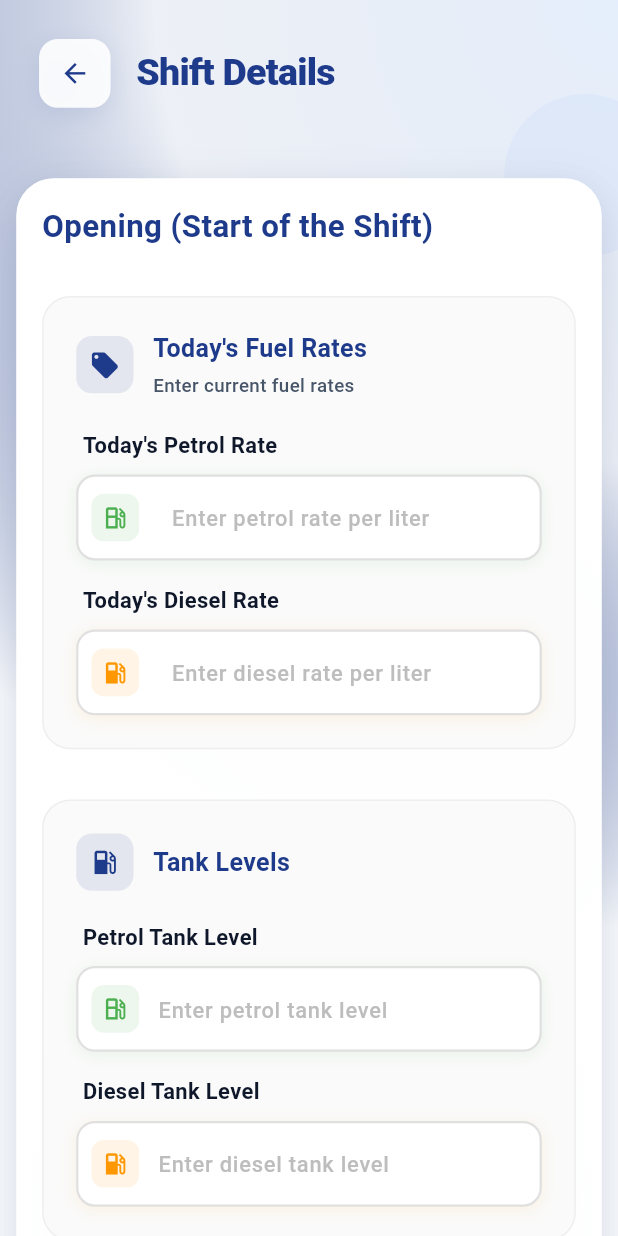
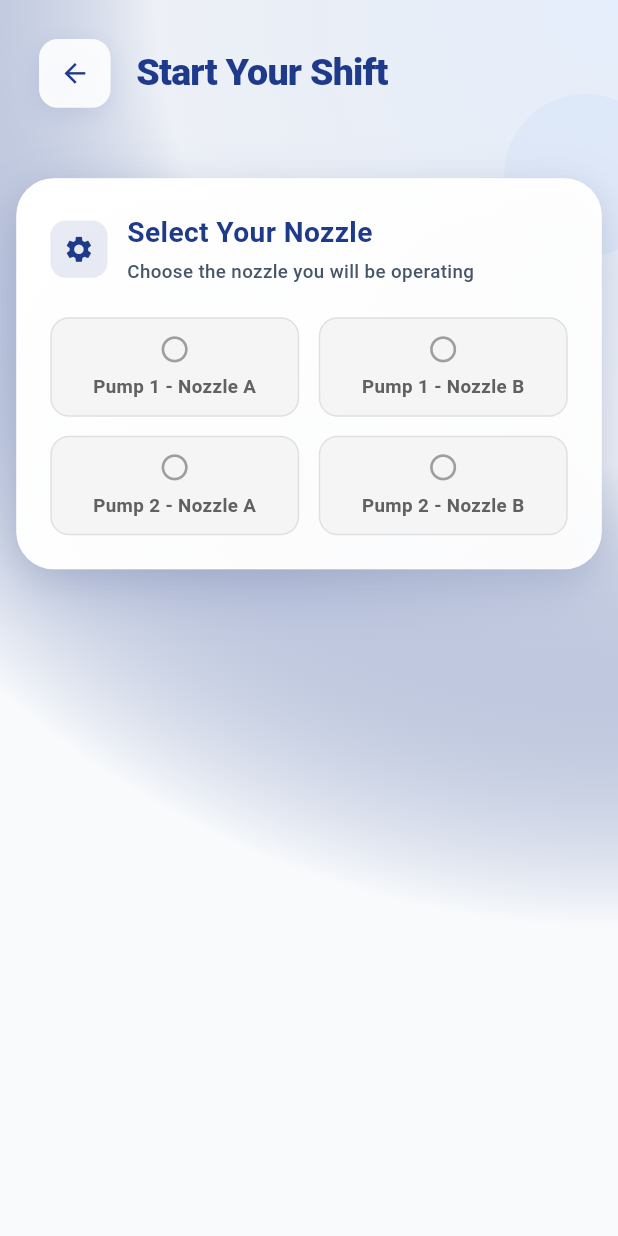
Before and after one commit to Moizkashmiri/Petromanager, a Flutter app: the ShiftStartScreen screen opened directly, on a phone screen of 412 x 824 dp. Run offline on Flutter 3.47's test engine with Material 3 defaults, Android fonts, the phone set to English and light mode, and no system bars; our stand-ins replace flutter_screenutil, image_picker.

Commit message:
startshift ui change

```diff
--- a/lib/Screens/ShiftStartScreen.dart
+++ b/lib/Screens/ShiftStartScreen.dart
@@ -19,41 +19,32 @@ class _ShiftStartScreenState extends State<ShiftStartScreen>
   File? _selectedImage;
   final ImagePicker _picker = ImagePicker();
 
+  // Selected nozzle
+  String? _selectedNozzle;
+  final List<String> _nozzleOptions = [
+    'Pump 1 - Nozzle A',
+    'Pump 1 - Nozzle B',
+    'Pump 2 - Nozzle A',
+    'Pump 2 - Nozzle B',
+  ];
+
   late AnimationController _animationController;
   late AnimationController _cardAnimationController;
   late Animation<double> _fadeAnimation;
   late Animation<Offset> _slideAnimation;
   late Animation<double> _scaleAnimation;
 
-  // Form Controllers for Tank Levels
   final TextEditingController _petrolTankController = TextEditingController();
   final TextEditingController _dieselTankController = TextEditingController();
 
-  // Form Controllers for Cash
   final TextEditingController _cashController = TextEditingController();
 
-  // Form Controllers for Rates
   final TextEditingController _petrolRateController = TextEditingController();
   final TextEditingController _dieselRateController = TextEditingController();
 
-  // Form Controllers for Digital Readings
-  final TextEditingController _pump1Nozzle1aController =
+  final TextEditingController _digitalReadingController =
   TextEditingController();
-  final TextEditingController _pump1Nozzle1bController =
-      TextEditingController();
-  final TextEditingController _pump2Nozzle2aController =
-      TextEditingController();
-  final TextEditingController _pump2Nozzle2bController =
-      TextEditingController();
-
-  // Form Controllers for Analogue Readings
-  final TextEditingController _analoguePump1Nozzle1aController =
-      TextEditingController();
-  final TextEditingController _analoguePump1Nozzle1bController =
-      TextEditingController();
-  final TextEditingController _analoguePump2Nozzle2aController =
-      TextEditingController();
-  final TextEditingController _analoguePump2Nozzle2bController =
+  final TextEditingController _analogueReadingController =
   TextEditingController();
 
   @override
@@ -65,7 +56,6 @@ class _ShiftStartScreenState extends State<ShiftStartScreen>
 
   Future<void> _pickImage() async {
     if (_selectedImage != null) {
-      // Show confirmation dialog to replace existing image
       showDialog(
         context: context,
         builder: (BuildContext context) {
@@ -153,17 +143,36 @@ class _ShiftStartScreenState extends State<ShiftStartScreen>
     _cashController.text = '';
     _petrolRateController.text = '';
     _dieselRateController.text = '';
-    _pump1Nozzle1aController.text = '';
-    _pump1Nozzle1bController.text = '';
-    _pump2Nozzle2aController.text = '';
-    _pump2Nozzle2bController.text = '';
-    _analoguePump1Nozzle1aController.text = '';
-    _analoguePump1Nozzle1bController.text = '';
-    _analoguePump2Nozzle2aController.text = '';
-    _analoguePump2Nozzle2bController.text = '';
+    _digitalReadingController.text = '';
+    _analogueReadingController.text = '';
+  }
+
+  bool _isFormValid() {
+    return _selectedNozzle != null &&
+        _petrolRateController.text.isNotEmpty &&
+        _dieselRateController.text.isNotEmpty &&
+        _petrolTankController.text.isNotEmpty &&
+        _dieselTankController.text.isNotEmpty &&
+        _cashController.text.isNotEmpty &&
+        _digitalReadingController.text.isNotEmpty &&
+        _analogueReadingController.text.isNotEmpty;
   }
 
   Future<void> _submitForm() async {
+    if (!_isFormValid()) {
+      ScaffoldMessenger.of(context).showSnackBar(
+        SnackBar(
+          content: Text('Please fill all required fields and select a nozzle'),
+          backgroundColor: Colors.red,
+          behavior: SnackBarBehavior.floating,
+          shape: RoundedRectangleBorder(
+            borderRadius: BorderRadius.circular(12.r),
+          ),
+        ),
+      );
+      return;
+    }
+
     setState(() {
       _isLoading = true;
     });
@@ -178,7 +187,7 @@ class _ShiftStartScreenState extends State<ShiftStartScreen>
     // Show success message
     ScaffoldMessenger.of(context).showSnackBar(
       SnackBar(
-        content: Text('Shift details saved successfully!'),
+        content: Text('Shift details saved successfully for $_selectedNozzle!'),
         backgroundColor: Colors.green,
         behavior: SnackBarBehavior.floating,
         shape: RoundedRectangleBorder(
@@ -186,6 +195,21 @@ class _ShiftStartScreenState extends State<ShiftStartScreen>
         ),
       ),
     );
+  }
+
+  Color _getNozzleColor(String nozzle) {
+    switch (nozzle) {
+      case 'Pump 1 - Nozzle A':
+        return Colors.purple;
+      case 'Pump 1 - Nozzle B':
+        return Colors.purple.shade700;
+      case 'Pump 2 - Nozzle A':
+        return Colors.teal;
+      case 'Pump 2 - Nozzle B':
+        return Colors.teal.shade700;
+      default:
+        return Colors.grey;
+    }
   }
 
   @override
@@ -237,9 +261,13 @@ class _ShiftStartScreenState extends State<ShiftStartScreen>
                         child: Column(
                           children: [
                             SizedBox(height: 20.h),
+                            _buildNozzleSelectionCard(),
+                            SizedBox(height: 24.h),
+                            if (_selectedNozzle != null) ...[
                               _buildFormSection(),
                               SizedBox(height: 24.h),
                               _buildSubmitButton(),
+                            ],
                             SizedBox(height: 20.h),
                           ],
                         ),
@@ -285,7 +313,7 @@ class _ShiftStartScreenState extends State<ShiftStartScreen>
           ),
           SizedBox(width: 16.w),
           Text(
-            'Shift Details',
+            'Start Your Shift',
             style: TextStyle(
               fontSize: 24.sp,
               fontWeight: FontWeight.w800,
@@ -294,6 +322,185 @@ class _ShiftStartScreenState extends State<ShiftStartScreen>
             ),
           ),
         ],
+      ),
+    );
+  }
+
+  Widget _buildNozzleSelectionCard() {
+    return ScaleTransition(
+      scale: _scaleAnimation,
+      child: Container(
+        width: double.infinity,
+        padding: EdgeInsets.all(20.w),
+        decoration: BoxDecoration(
+          gradient: LinearGradient(
+            colors: [Colors.white, Colors.white.withOpacity(0.95)],
+            begin: Alignment.topLeft,
+            end: Alignment.bottomRight,
+          ),
+          borderRadius: BorderRadius.circular(24.r),
+          border: Border.all(color: Colors.white.withOpacity(0.3), width: 1),
+          boxShadow: [
+            BoxShadow(
+              color: AppColors.primary.withOpacity(0.15),
+              offset: Offset(0, 12.h),
+              blurRadius: 30.r,
+              spreadRadius: 0,
+            ),
+            BoxShadow(
+              color: Colors.black.withOpacity(0.05),
+              offset: Offset(0, 4.h),
+              blurRadius: 15.r,
+              spreadRadius: 0,
+            ),
+          ],
+        ),
+        child: Column(
+          crossAxisAlignment: CrossAxisAlignment.start,
+          children: [
+            Row(
+              children: [
+                Container(
+                  padding: EdgeInsets.all(8.w),
+                  decoration: BoxDecoration(
+                    color: AppColors.primary.withOpacity(0.1),
+                    borderRadius: BorderRadius.circular(10.r),
+                  ),
+                  child: Icon(Icons.settings, color: AppColors.primary, size: 20.sp),
+                ),
+                SizedBox(width: 12.w),
+                Column(
+                  crossAxisAlignment: CrossAxisAlignment.start,
+                  children: [
+                    Text(
+                      'Select Your Nozzle',
+                      style: TextStyle(
+                        fontSize: 18.sp,
+                        fontWeight: FontWeight.w700,
+                        color: AppColors.primary,
+                      ),
+                    ),
+                    SizedBox(height: 4.h),
+                    Text(
+                      'Choose the nozzle you will be operating',
+                      style: TextStyle(
+                        fontSize: 12.sp,
+                        color: AppColors.textSecondary,
+                        fontWeight: FontWeight.w500,
+                      ),
+                    ),
+                  ],
+                ),
+              ],
+            ),
+            SizedBox(height: 20.h),
+
+            // Nozzle Selection Grid
+            GridView.builder(
+              shrinkWrap: true,
+              physics: NeverScrollableScrollPhysics(),
+              gridDelegate: SliverGridDelegateWithFixedCrossAxisCount(
+                crossAxisCount: 2,
+                crossAxisSpacing: 12.w,
+                mainAxisSpacing: 12.h,
+                childAspectRatio: 2.5,
+              ),
+              itemCount: _nozzleOptions.length,
+              itemBuilder: (context, index) {
+                final nozzle = _nozzleOptions[index];
+                final isSelected = _selectedNozzle == nozzle;
+                final nozzleColor = _getNozzleColor(nozzle);
+
+                return GestureDetector(
+                  onTap: () {
+                    setState(() {
+                      _selectedNozzle = nozzle;
+                      // Clear previous readings when switching nozzles
+                      _digitalReadingController.clear();
+                      _analogueReadingController.clear();
+                    });
+                  },
+                  child: AnimatedContainer(
+                    duration: Duration(milliseconds: 300),
+                    curve: Curves.easeInOut,
+                    decoration: BoxDecoration(
+                      color: isSelected
+                          ? nozzleColor.withOpacity(0.1)
+                          : Colors.grey.shade100,
+                      borderRadius: BorderRadius.circular(12.r),
+                      border: Border.all(
+                        color: isSelected
+                            ? nozzleColor
+                            : Colors.grey.shade300,
+                        width: isSelected ? 2 : 1,
+                      ),
+                      boxShadow: isSelected ? [
+                        BoxShadow(
+                          color: nozzleColor.withOpacity(0.2),
+                          offset: Offset(0, 4.h),
+                          blurRadius: 12.r,
+                        ),
+                      ] : null,
+                    ),
+                    child: Column(
+                      mainAxisAlignment: MainAxisAlignment.center,
+                      children: [
+                        Icon(
+                          isSelected ? Icons.radio_button_checked : Icons.radio_button_unchecked,
+                          color: isSelected ? nozzleColor : Colors.grey.shade500,
+                          size: 20.sp,
+                        ),
+                        SizedBox(height: 6.h),
+                        Text(
+                          nozzle,
+                          textAlign: TextAlign.center,
+                          style: TextStyle(
+                            fontSize: 12.sp,
+                            fontWeight: isSelected ? FontWeight.w700 : FontWeight.w600,
+                            color: isSelected ? nozzleColor : Colors.grey.shade700,
+                          ),
+                        ),
+                      ],
+                    ),
+                  ),
+                );
+              },
+            ),
+
+            if (_selectedNozzle != null) ...[
+              SizedBox(height: 16.h),
+              Container(
+                padding: EdgeInsets.symmetric(horizontal: 16.w, vertical: 12.h),
+                decoration: BoxDecoration(
+                  color: _getNozzleColor(_selectedNozzle!).withOpacity(0.1),
+                  borderRadius: BorderRadius.circular(12.r),
+                  border: Border.all(
+                    color: _getNozzleColor(_selectedNozzle!).withOpacity(0.3),
+                    width: 1,
+                  ),
+                ),
+                child: Row(
+                  children: [
+                    Icon(
+                      Icons.check_circle,
+                      color: _getNozzleColor(_selectedNozzle!),
+                      size: 18.sp,
+                    ),
+                    SizedBox(width: 8.w),
+                    Text(
+                      'Selected: $_selectedNozzle',
+                      style: TextStyle(
+                        fontSize: 14.sp,
+                        fontWeight: FontWeight.w600,
+                        color: _getNozzleColor(_selectedNozzle!),
+                      ),
+                    ),
+                  ],
+                ),
+              ),
+            ],
+          ],
+        ),
       ),
     );
   }
@@ -331,7 +538,7 @@ class _ShiftStartScreenState extends State<ShiftStartScreen>
           crossAxisAlignment: CrossAxisAlignment.start,
           children: [
             Text(
-              'Opening (Start of the Shift)',
+              'Shift Opening Details',
               style: TextStyle(
                 fontSize: 20.sp,
                 fontWeight: FontWeight.w700,
@@ -384,6 +591,7 @@ class _ShiftStartScreenState extends State<ShiftStartScreen>
                   suffix: 'Liters',
                   icon: Icons.local_gas_station_outlined,
                   color: Colors.green,
+                  keyboardType: TextInputType.number,
                 ),
                 SizedBox(height: 16.h),
                 _buildInputField(
@@ -393,6 +601,7 @@ class _ShiftStartScreenState extends State<ShiftStartScreen>
                   suffix: 'Liters',
                   icon: Icons.local_gas_station,
                   color: Colors.orange,
+                  keyboardType: TextInputType.number,
                 ),
               ],
             ),
@@ -418,92 +627,32 @@ class _ShiftStartScreenState extends State<ShiftStartScreen>
 
             SizedBox(height: 24.h),
 
-            // Meter Readings Section
+            // Selected Nozzle Readings Section
             _buildSectionCard(
-              title: 'Digital Meter Readings',
+              title: '$_selectedNozzle Readings',
               icon: Icons.speed,
-              subtitle: 'Record current digital readings',
+              subtitle: 'Record readings for your selected nozzle',
               children: [
                 _buildInputField(
-                  controller: _pump1Nozzle1aController,
-                  label: 'Pump 1 - Nozzle A',
+                  controller: _digitalReadingController,
+                  label: 'Digital Reading',
                   hint: '0.00',
                   suffix: 'L',
                   icon: Icons.speed,
-                  color: Colors.purple,
+                  color: _getNozzleColor(_selectedNozzle!),
+                  keyboardType: TextInputType.number,
                 ),
                 SizedBox(height: 16.h),
                 _buildInputField(
-                  controller: _pump1Nozzle1bController,
-                  label: 'Pump 1 - Nozzle B',
-                  hint: '0.00',
-                  suffix: 'L',
-                  icon: Icons.speed,
-                  color: Colors.purple,
-                ),
-                SizedBox(height: 16.h),
-                _buildInputField(
-                  controller: _pump2Nozzle2aController,
-                  label: 'Pump 2 - Nozzle A',
-                  hint: '0.00',
-                  suffix: 'L',
-                  icon: Icons.speed,
-                  color: Colors.teal,
-                ),
-                SizedBox(height: 16.h),
-                _buildInputField(
-                  controller: _pump2Nozzle2bController,
-                  label: 'Pump 2 - Nozzle B',
-                  hint: '0.00',
-                  suffix: 'L',
-                  icon: Icons.speed,
-                  color: Colors.teal,
-                ),
-              ],
-            ),
-
-            SizedBox(height: 24.h),
-
-            // Analogue Readings Section
-            _buildSectionCard(
-              title: 'Analogue Meter Readings',
-              icon: Icons.analytics,
-              subtitle: 'Record current analogue readings',
-              children: [
-                _buildInputField(
-                  controller: _analoguePump1Nozzle1aController,
-                  label: 'Pump 1 - Nozzle A',
+                  controller: _analogueReadingController,
+                  label: 'Analogue Reading',
                   hint: '0.0',
                   suffix: 'V',
                   icon: Icons.analytics_outlined,
-                  color: Colors.red,
+                  color: _getNozzleColor(_selectedNozzle!),
+                  keyboardType: TextInputType.number,
                 ),
-                SizedBox(height: 16.h),
-                _buildInputField(
-                  controller: _analoguePump1Nozzle1bController,
-                  label: 'Pump 1 - Nozzle B',
-                  hint: '0.0',
-                  suffix: 'V',
-                  icon: Icons.analytics_outlined,
-                  color: Colors.red,
-                ),
-                SizedBox(height: 16.h),
-                _buildInputField(
-                  controller: _analoguePump2Nozzle2aController,
-                  label: 'Pump 2 - Nozzle A',
-                  hint: '0.0',
-                  suffix: 'V',
-                  icon: Icons.analytics_outlined,
-                  color: Colors.indigo,
-                ),
-                SizedBox(height: 16.h),
-                _buildInputField(
-                  controller: _analoguePump2Nozzle2bController,
-                  label: 'Pump 2 - Nozzle B',
-                  hint: '0.0',
-                  suffix: 'V',
-                  icon: Icons.analytics_outlined,
-                  color: Colors.indigo,
+              ],
             ),
 
             SizedBox(height: 24.h),
@@ -514,8 +663,6 @@ class _ShiftStartScreenState extends State<ShiftStartScreen>
               icon: Icons.camera_alt,
               subtitle: 'Upload one photo of shift summary (optional)',
               children: [_buildImageUploadSection()],
-                ),
-              ],
             ),
           ],
         ),
@@ -848,7 +995,7 @@ class _ShiftStartScreenState extends State<ShiftStartScreen>
                 ),
                 SizedBox(width: 8.w),
                 Text(
-                        'Save Shift Details',
+                  'Start Shift for $_selectedNozzle',
                   style: TextStyle(
                     fontSize: 16.sp,
                     fontWeight: FontWeight.w600,
@@ -874,15 +1021,8 @@ class _ShiftStartScreenState extends State<ShiftStartScreen>
     _cashController.dispose();
     _petrolRateController.dispose();
     _dieselRateController.dispose();
-    _pump1Nozzle1aController.dispose();
-    _pump1Nozzle1bController.dispose();
-    _pump2Nozzle2aController.dispose();
-    _pump2Nozzle2bController.dispose();
-    _analoguePump1Nozzle1aController.dispose();
-    _analoguePump1Nozzle1bController.dispose();
-    _analoguePump2Nozzle2aController.dispose();
-    _analoguePump2Nozzle2bController.dispose();
+    _digitalReadingController.dispose();
+    _analogueReadingController.dispose();
 
     super.dispose();
-  }
-}
+  }}
```
Lines whose indentation alone changed are shown as unchanged.
